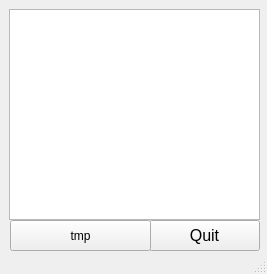
Qt form qt/quit/quit/mainwindow.ui (beva3/c-) before a commit.
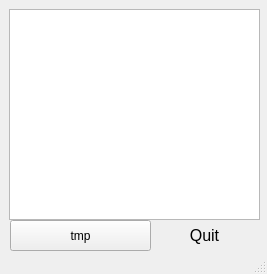
The same form after that commit.

```diff
--- a/qt/quit/quit/mainwindow.ui
+++ b/qt/quit/quit/mainwindow.ui
@@ -2,6 +2,9 @@
 <ui version="4.0">
  <class>MainWindow</class>
  <widget class="QMainWindow" name="MainWindow">
+  <property name="enabled">
+   <bool>true</bool>
+  </property>
   <property name="geometry">
    <rect>
     <x>0</x>
@@ -15,6 +18,9 @@
   </property>
   <widget class="QWidget" name="centralwidget">
    <widget class="QPushButton" name="buttonQuit">
+    <property name="enabled">
+     <bool>true</bool>
+    </property>
     <property name="geometry">
      <rect>
       <x>149</x>
@@ -36,6 +42,12 @@
     <property name="text">
      <string>Quit</string>
     </property>
+    <property name="checkable">
+     <bool>false</bool>
+    </property>
+    <property name="flat">
+     <bool>true</bool>
+    </property>
    </widget>
    <widget class="QTableView" name="tableView">
     <property name="geometry">
```
Left out of the diff: 2 changed lines with no effect on the pictures.
